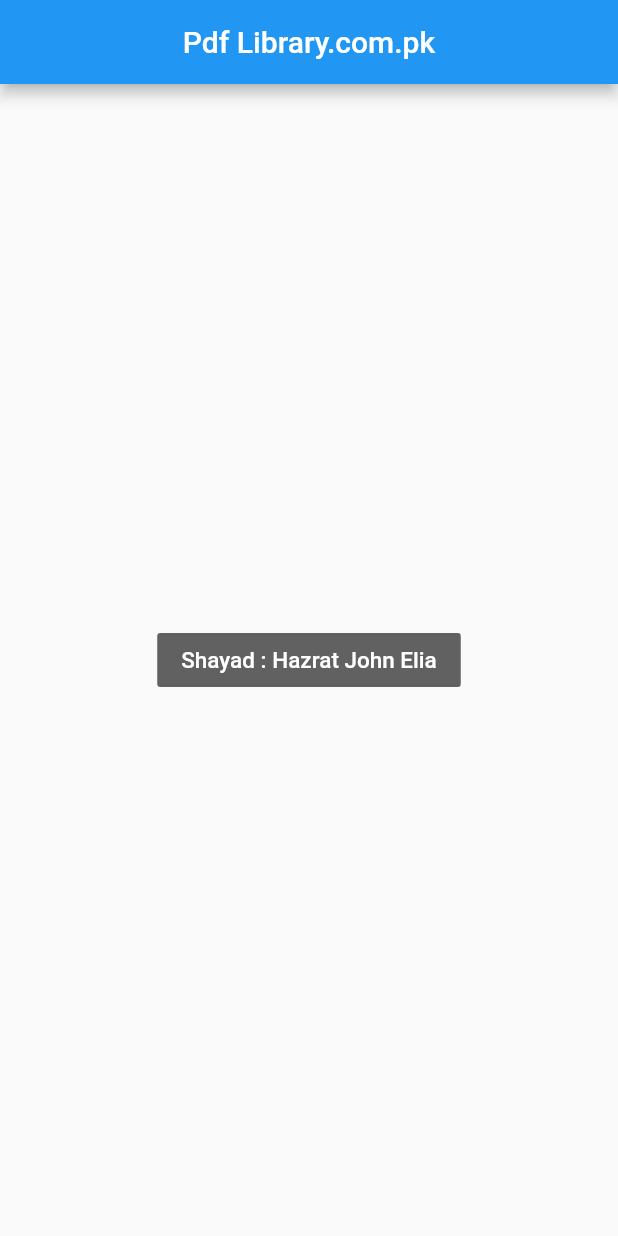
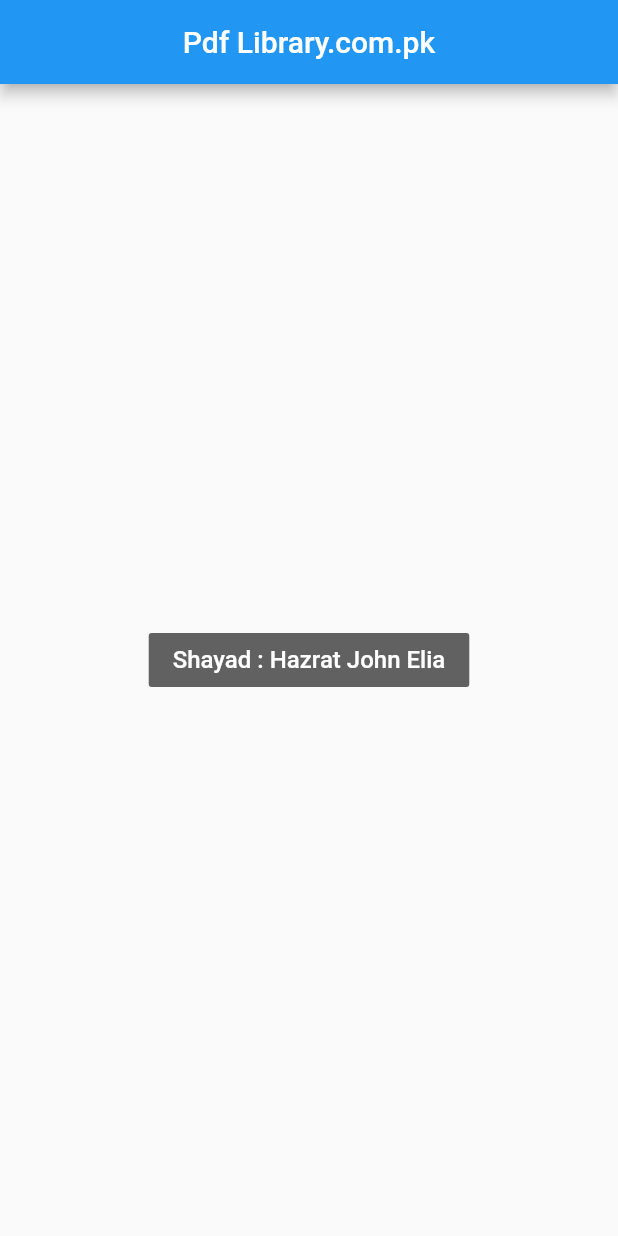
Before and after one commit to ahmerrkhan/pdfviewer, a Flutter app: the screen it shows after launch, on a phone screen of 412 x 824 dp. Run offline on Flutter 3.47's test engine with Material 2 defaults, Android fonts, the phone set to English and light mode, and no system bars; missing offline and left inert: flutter_plugin_pdf_viewer.

Commit message:
Update main.dart

```diff
--- a/pdfviewer/lib/main.dart
+++ b/pdfviewer/lib/main.dart
@@ -35,7 +35,7 @@ class _landingPageState extends State<landingPage> {
       ),
       body: Center(
         child: FlatButton(
-          child: Text('Shayad : Hazrat John Elia',style: TextStyle(color: Colors.white,fontSize: 15.0),),
+          child: Text('Shayad : Hazrat John Elia',style: TextStyle(color: Colors.white,fontSize: 16.0),),
           color: Colors.grey[700],
           onPressed: (){
             Navigator.push(
```
